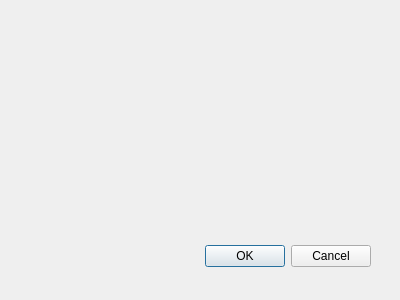
Old version of the form Scotland_Yard_Project/settings.ui in the repository Tomek3/Scotland-Yard.
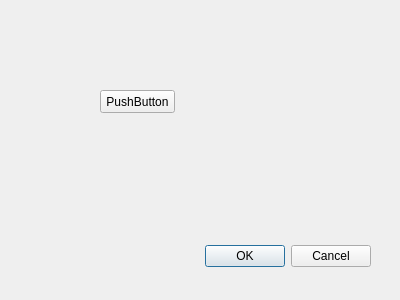
New version of the form.

Diff of the .ui file:
```diff
--- a/Scotland_Yard_Project/settings.ui
+++ b/Scotland_Yard_Project/settings.ui
@@ -31,6 +31,19 @@
     <set>QDialogButtonBox::Cancel|QDialogButtonBox::Ok</set>
    </property>
   </widget>
+  <widget class="QPushButton" name="pushButton">
+   <property name="geometry">
+    <rect>
+     <x>100</x>
+     <y>90</y>
+     <width>75</width>
+     <height>23</height>
+    </rect>
+   </property>
+   <property name="text">
+    <string>PushButton</string>
+   </property>
+  </widget>
  </widget>
  <pixmapfunction/>
  <resources/>
```
Left out of the diff: 5 changed lines with no effect on the pictures.
